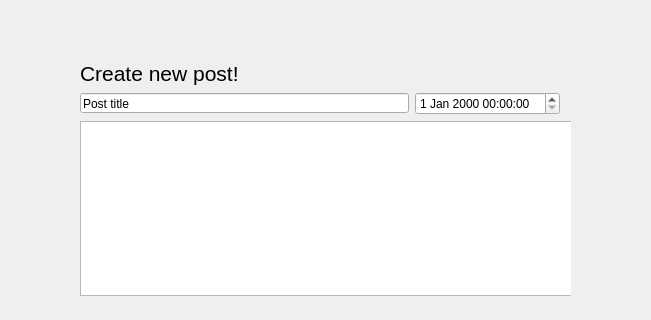
Above: Combine/newpostui.ui from pzksHackathon/CactusHackathon before the change; both pictures show x 82 to 733 and y 0 to 320 of the 861 by 489 pixel window. Below: the same form after it.
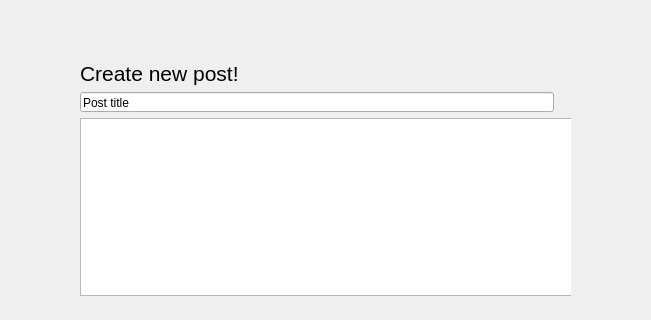
That is the form after the change.

The edit to the form file:
```diff
--- a/Combine/newpostui.ui
+++ b/Combine/newpostui.ui
@@ -81,9 +81,6 @@
       </property>
      </widget>
     </item>
-    <item row="1" column="1">
-     <widget class="QDateTimeEdit" name="NewPost_dateTimeEdit"/>
-    </item>
     <item row="2" column="0" colspan="2">
      <widget class="QTextEdit" name="NewPost_Description_TextEdit">
       <property name="minimumSize">
```
